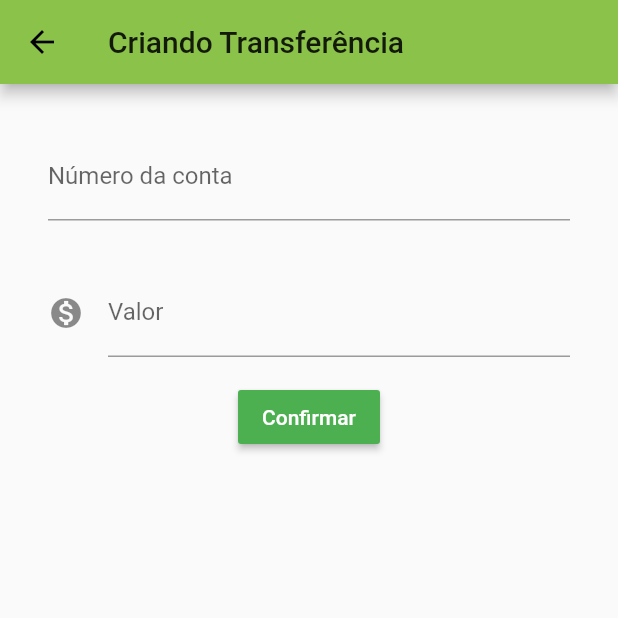
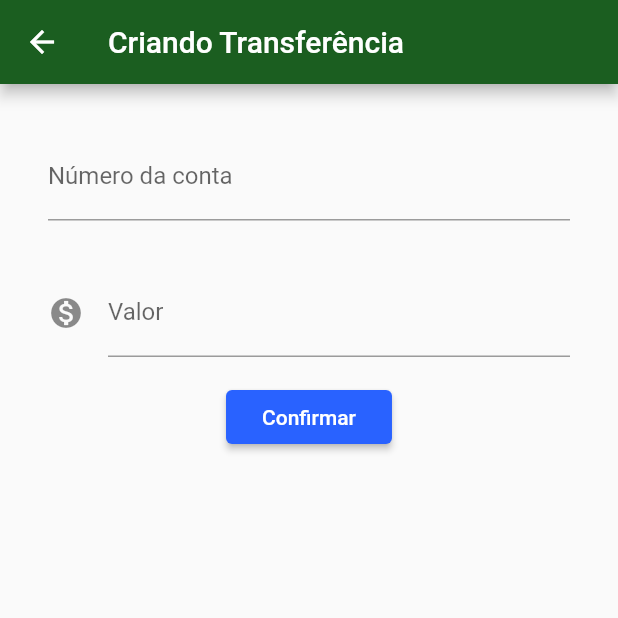
Before and after one commit to dsguima/AluraFlutter, a Flutter app: the screen it shows after launch, after a tap on the "add" icon, on a phone screen of 412 x 824 dp, the top half of it. Run offline on Flutter 3.47's test engine with Material 2 defaults, Android fonts, the phone set to English and light mode, and no system bars.

Commit message:
Ajustes aula

```diff
--- a/bytebank/lib/components/editor.dart
+++ b/bytebank/lib/components/editor.dart
@@ -1,13 +1,12 @@
 import 'package:flutter/material.dart';
 
 class Editor extends StatelessWidget {
-
   final TextEditingController _controler;
   final String _label;
   final String _hint;
   final IconData icon;
 
-  Editor(this._controler, this._label, this._hint, {IconData this.icon=null});
+  Editor(this._controler, this._label, this._hint, {IconData this.icon = null});
 
   @override
   Widget build(BuildContext context) {
@@ -20,7 +19,7 @@ class Editor extends StatelessWidget {
           fontSize: 16.0,
         ),
         decoration: InputDecoration(
-            icon: icon != null? Icon(icon): null,
+            icon: icon != null ? Icon(icon) : null,
             labelText: _label,
             hintText: _hint),
       ),
--- a/bytebank/lib/main.dart
+++ b/bytebank/lib/main.dart
@@ -1,18 +1,20 @@
-import 'package:bytebank/pages/formulario_transferencia.dart';
+import 'package:bytebank/screens/transferencia/lista.dart';
 import 'package:flutter/material.dart';
-
-import 'pages/lista_transferencia.dart';
 
 void main() => runApp(ByteBankApp());
 
 class ByteBankApp extends StatelessWidget {
-  // This widget is the root of your application.
   @override
   Widget build(BuildContext context) {
     return MaterialApp(
       debugShowCheckedModeBanner: false,
       theme: ThemeData(
-        primarySwatch: Colors.lightGreen,
+        primaryColor: Colors.green[900],
+        accentColor: Colors.blueAccent[700],
+        buttonTheme: ButtonThemeData(
+          buttonColor: Colors.blueAccent[700],
+          textTheme: ButtonTextTheme.primary,
+        ),
       ),
       home: ListaTransferencia(),
     );
--- a/bytebank/lib/model/transferencia.dart
+++ b/bytebank/lib/models/transferencia.dart
@@ -10,6 +10,4 @@ class Transferencia {
   String toString() {
     return 'Transferencia{valor: $valor, numeroConta: $numeroConta}';
   }
-
-
 }
--- a/bytebank/lib/pages/formulario_transferencia.dart
+++ /dev/null
@@ -1,45 +0,0 @@
-import 'package:bytebank/components/editor.dart';
-import 'package:bytebank/model/transferencia.dart';
-import 'package:flutter/material.dart';
-
-class FormularioTransferencia extends StatelessWidget {
-
-  final _numeroContaControlador = TextEditingController();
-  final _valorControlador = TextEditingController();
-
-  @override
-  Widget build(BuildContext context) {
-    return Scaffold(
-      appBar: AppBar(
-        title: Text("Criando Transferência"),
-      ),
-      body: Padding(
-        padding: const EdgeInsets.all(16.0),
-        child: Column(
-          children: <Widget>[
-            Editor(_numeroContaControlador, 'Número da conta', 'Digite o número da conta'),
-            Editor(_valorControlador, 'Valor', 'Digite o valor', icon: Icons.monetization_on),
-            RaisedButton(
-              color: Colors.green,
-              child: Text(
-                'Confirmar',
-                style: TextStyle(color: Colors.white),
-              ),
-              onPressed: () => _criarTransferencia(context),
-            ),
-          ],
-        ),
-      ),
-    );
-  }
-
-  void _criarTransferencia(BuildContext context) {
-    double valor = double.tryParse(_valorControlador.text);
-    int conta = int.tryParse(_numeroContaControlador.text);
-    if (valor != null && conta != null) {
-      final transferenciaOK = Transferencia(valor, conta);
-      debugPrint('Iniciando Transferencia: $transferenciaOK');
-      Navigator.pop(context, transferenciaOK);
-    }
-  }
-}
--- /dev/null
+++ b/bytebank/lib/screens/transferencia/formulario.dart
@@ -0,0 +1,59 @@
+import 'package:bytebank/components/editor.dart';
+import 'package:bytebank/models/transferencia.dart';
+import 'package:flutter/material.dart';
+
+const _titleAppBar = "Criando Transferência";
+const _labelValor = 'Valor';
+const _hintValor = 'Digite o valor';
+const _labelConta = 'Número da conta';
+const _hintConta = 'Digite o número da conta';
+const _btnConfirmar = 'Confirmar';
+
+class FormularioTransferencia extends StatefulWidget {
+  @override
+  _FormularioTransferenciaState createState() =>
+      _FormularioTransferenciaState();
+}
+
+class _FormularioTransferenciaState extends State<FormularioTransferencia> {
+  final _numeroContaControlador = TextEditingController();
+  final _valorControlador = TextEditingController();
+
+  @override
+  Widget build(BuildContext context) {
+    return Scaffold(
+      appBar: AppBar(
+        title: Text(_titleAppBar),
+      ),
+      body: Padding(
+        padding: const EdgeInsets.all(16.0),
+        child: SingleChildScrollView(
+          child: Column(
+            children: <Widget>[
+              Editor(_numeroContaControlador, _labelConta,
+                  _hintConta),
+              Editor(_valorControlador, _labelValor, _hintValor,
+                  icon: Icons.monetization_on),
+              RaisedButton(
+                child: Text(
+                  _btnConfirmar,
+                ),
+                onPressed: () => _criarTransferencia(context),
+              ),
+            ],
+          ),
+        ),
+      ),
+    );
+  }
+
+  void _criarTransferencia(BuildContext context) {
+    double valor = double.tryParse(_valorControlador.text);
+    int conta = int.tryParse(_numeroContaControlador.text);
+    if (valor != null && conta != null) {
+      final transferenciaOK = Transferencia(valor, conta);
+      debugPrint('Iniciando Transferencia: $transferenciaOK');
+      Navigator.pop(context, transferenciaOK);
+    }
+  }
+}
--- a/bytebank/lib/pages/lista_transferencia.dart
+++ b/bytebank/lib/screens/transferencia/lista.dart
@@ -1,13 +1,22 @@
-import 'package:bytebank/model/transferencia.dart';
-import 'package:bytebank/pages/formulario_transferencia.dart';
+import 'package:bytebank/screens/transferencia/formulario.dart';
 import 'package:flutter/material.dart';
+import 'package:bytebank/models/transferencia.dart';
 
-class ListaTransferencia extends StatelessWidget {
+const _titleAppBar = "Transferências";
+
+class ListaTransferencia extends StatefulWidget {
+  @override
+  _ListaTransferenciaState createState() => _ListaTransferenciaState();
+}
+
+class _ListaTransferenciaState extends State<ListaTransferencia> {
+  final List<Transferencia> _transferencias = List();
+
   @override
   Widget build(BuildContext context) {
     return Scaffold(
       appBar: AppBar(
-        title: Text("Transferências"),
+        title: Text(_titleAppBar),
       ),
       body: _body(),
       floatingActionButton: FloatingActionButton(
@@ -18,19 +27,26 @@ class ListaTransferencia extends StatelessWidget {
   void _novaTransferencia(BuildContext context) {
     Navigator.push(context, MaterialPageRoute(builder: (context) {
       return FormularioTransferencia();
-    })).then((transferenciaRecebida) {
+    })).then((transferenciaRecebida) => _atualiza(transferenciaRecebida));
+  }
+
+  void _atualiza(transferenciaRecebida) {
+    //Future.delayed(Duration(seconds: 2), (){
+    if(transferenciaRecebida!=null){
       debugPrint('Transferencia realizada: $transferenciaRecebida');
-    });
+      setState(() {
+        _transferencias.add(transferenciaRecebida);
+      });
+    }
+    //});
   }
 
   _body() {
-    return Column(
-      children: <Widget>[
-        ItemTransferencia(Transferencia(200.0, 2334)),
-        ItemTransferencia(Transferencia(200.0, 2334)),
-        ItemTransferencia(Transferencia(200.0, 2334)),
-        ItemTransferencia(Transferencia(200.0, 2334)),
-      ],
+    return ListView.builder(
+      itemCount: _transferencias.length,
+      itemBuilder: (context, indice) {
+        return ItemTransferencia(_transferencias[indice]);
+      },
     );
   }
 }
```
